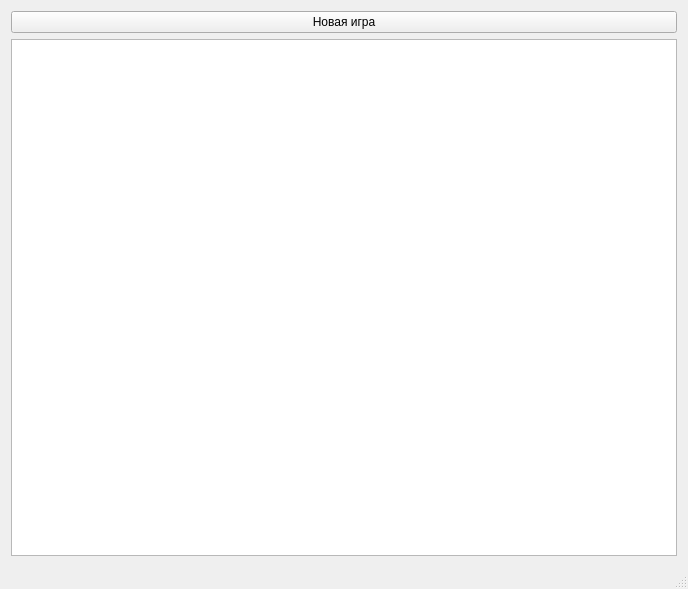
Above: chapaev/mainwindow.ui from dimitryku/chapaev before the change. Below: the same form after it.
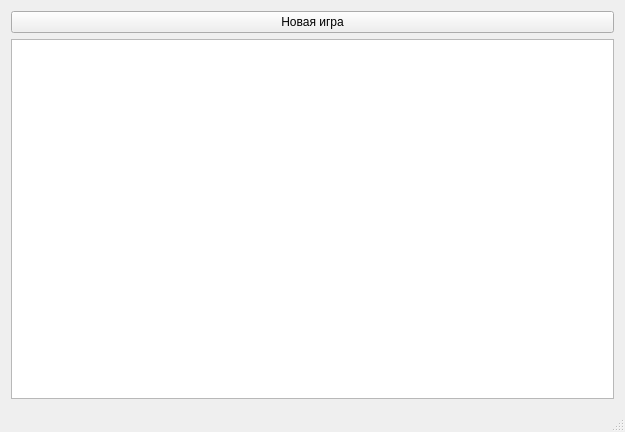
That is the form after the change.

The edit to the form file:
```diff
--- a/chapaev/mainwindow.ui
+++ b/chapaev/mainwindow.ui
@@ -6,8 +6,8 @@
    <rect>
     <x>0</x>
     <y>0</y>
-    <width>688</width>
-    <height>589</height>
+    <width>625</width>
+    <height>432</height>
    </rect>
   </property>
   <property name="windowTitle">
```
